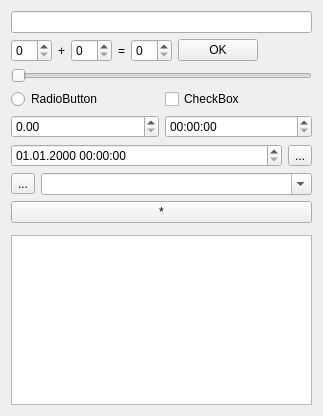
RinatB2017/mega_GIT, file Qt/my_programm/_For_tests/src/for_tests_mainbox/src/ui/for_tests_mainbox.ui: the form before one commit.
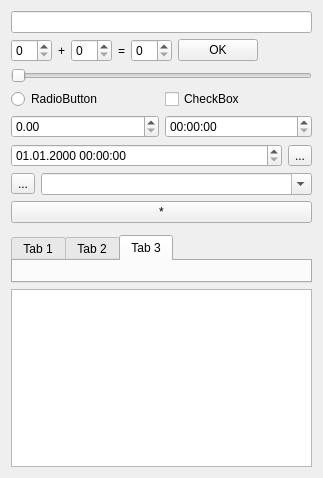
The form after the commit.

```diff
--- a/Qt/my_programm/_For_tests/src/for_tests_mainbox/src/ui/for_tests_mainbox.ui
+++ b/Qt/my_programm/_For_tests/src/for_tests_mainbox/src/ui/for_tests_mainbox.ui
@@ -7,7 +7,7 @@
     <x>0</x>
     <y>0</y>
     <width>323</width>
-    <height>416</height>
+    <height>478</height>
    </rect>
   </property>
   <layout class="QVBoxLayout" name="verticalLayout">
@@ -150,6 +150,31 @@
    <item>
     <widget class="QWidget" name="widget" native="true"/>
    </item>
+   <item>
+    <widget class="QTabWidget" name="tabWidget">
+     <property name="currentIndex">
+      <number>2</number>
+     </property>
+     <widget class="QWidget" name="tab">
+      <attribute name="title">
+       <string>Tab 1</string>
+      </attribute>
+      <layout class="QVBoxLayout" name="verticalLayout_2"/>
+     </widget>
+     <widget class="QWidget" name="tab_2">
+      <attribute name="title">
+       <string>Tab 2</string>
+      </attribute>
+      <layout class="QVBoxLayout" name="verticalLayout_3"/>
+     </widget>
+     <widget class="QWidget" name="tab_3">
+      <attribute name="title">
+       <string>Tab 3</string>
+      </attribute>
+      <layout class="QVBoxLayout" name="verticalLayout_4"/>
+     </widget>
+    </widget>
+   </item>
    <item>
     <widget class="QTextEdit" name="te_test"/>
    </item>
```
